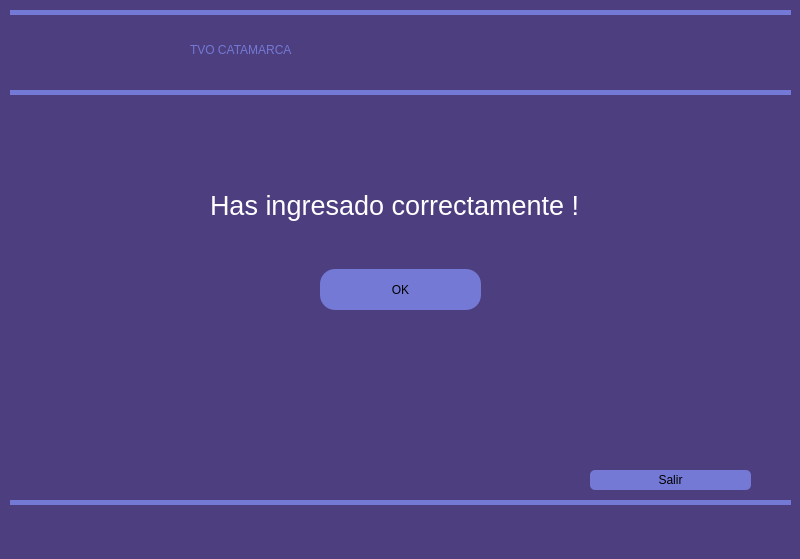
Qt form interfaz/ventana_login_exito.ui (Supranet-ar/tvip) before a commit.
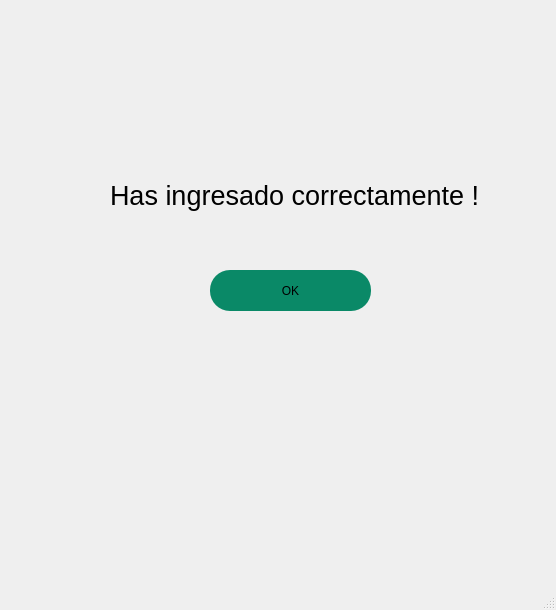
The same form after that commit. Icons and pictures are not drawn.

```diff
--- a/interfaz/ventana_login_exito.ui
+++ b/interfaz/ventana_login_exito.ui
@@ -6,41 +6,25 @@
    <rect>
     <x>0</x>
     <y>0</y>
-    <width>800</width>
-    <height>559</height>
+    <width>556</width>
+    <height>610</height>
    </rect>
   </property>
   <property name="windowTitle">
    <string>MainWindow</string>
   </property>
   <property name="styleSheet">
-   <string notr="true">
-background-color: rgb(77, 62, 127)</string>
+   <string notr="true">QWidget#centralwidget{
+background-image: url(c:/tvip/assets/Fondo-Login.png);
+ background-repeat: no-repeat;
+}</string>
   </property>
   <widget class="QWidget" name="centralwidget">
-   <widget class="QLabel" name="label">
-    <property name="geometry">
-     <rect>
-      <x>190</x>
-      <y>20</y>
-      <width>431</width>
-      <height>61</height>
-     </rect>
-    </property>
-    <property name="styleSheet">
-     <string notr="true">font: 36pt &quot;MS Shell Dlg 2&quot;;
-color:white;
-</string>
-    </property>
-    <property name="text">
-     <string>&lt;html&gt;&lt;head/&gt;&lt;body&gt;&lt;p&gt;&lt;span style=&quot; color:#7379d4;&quot;&gt;TVO CATAMARCA&lt;/span&gt;&lt;/p&gt;&lt;/body&gt;&lt;/html&gt;</string>
-    </property>
-   </widget>
    <widget class="QLabel" name="label_2">
     <property name="geometry">
      <rect>
-      <x>210</x>
-      <y>190</y>
+      <x>110</x>
+      <y>180</y>
       <width>401</width>
       <height>51</height>
      </rect>
@@ -52,7 +36,7 @@
 </string>
     </property>
     <property name="text">
-     <string>&lt;html&gt;&lt;head/&gt;&lt;body&gt;&lt;p&gt;&lt;span style=&quot; font-size:20pt;&quot;&gt;Has ingresado correctamente !&lt;/span&gt;&lt;/p&gt;&lt;p&gt;&lt;br/&gt;&lt;/p&gt;&lt;/body&gt;&lt;/html&gt;</string>
+     <string>&lt;html&gt;&lt;head/&gt;&lt;body&gt;&lt;p&gt;&lt;span style=&quot; font-size:20pt; color:#000000;&quot;&gt;Has ingresado correctamente !&lt;/span&gt;&lt;/p&gt;&lt;p&gt;&lt;br/&gt;&lt;/p&gt;&lt;/body&gt;&lt;/html&gt;</string>
     </property>
    </widget>
    <widget class="QPushButton" name="salirButton">
@@ -73,62 +57,19 @@
      <string>Salir</string>
     </property>
    </widget>
-   <widget class="QWidget" name="verticalWidget" native="true">
-    <property name="geometry">
-     <rect>
-      <x>10</x>
-      <y>90</y>
-      <width>781</width>
-      <height>5</height>
-     </rect>
-    </property>
-    <property name="styleSheet">
-     <string notr="true">background-color: rgb(115, 121, 212);</string>
-    </property>
-    <layout class="QVBoxLayout" name="verticalLayout"/>
-   </widget>
-   <widget class="QWidget" name="verticalWidget_2" native="true">
-    <property name="geometry">
-     <rect>
-      <x>10</x>
-      <y>10</y>
-      <width>781</width>
-      <height>5</height>
-     </rect>
-    </property>
-    <property name="styleSheet">
-     <string notr="true">background-color: rgb(115, 121, 212);</string>
-    </property>
-    <layout class="QVBoxLayout" name="verticalLayout_2"/>
-   </widget>
-   <widget class="QWidget" name="verticalWidget_3" native="true">
-    <property name="geometry">
-     <rect>
-      <x>10</x>
-      <y>500</y>
-      <width>781</width>
-      <height>5</height>
-     </rect>
-    </property>
-    <property name="styleSheet">
-     <string notr="true">background-color: rgb(115, 121, 212);</string>
-    </property>
-    <layout class="QVBoxLayout" name="verticalLayout_3"/>
-   </widget>
    <widget class="QPushButton" name="okButton">
     <property name="geometry">
      <rect>
-      <x>320</x>
-      <y>269</y>
+      <x>210</x>
+      <y>270</y>
       <width>161</width>
       <height>41</height>
      </rect>
     </property>
     <property name="styleSheet">
-     <string notr="true">border-radius:5px;
-font: 10pt &quot;MS Shell Dlg 2&quot;;
-background-color: rgb(115, 121, 212);
-border-radius:15px;</string>
+     <string notr="true">border-radius:20px;
+background-color: rgb(10, 137, 103);
+font: 75 11pt &quot;Bahnschrift Condensed&quot;;</string>
     </property>
     <property name="text">
      <string>OK</string>
```
Left out of the diff: 2 changed lines with no effect on the pictures.
